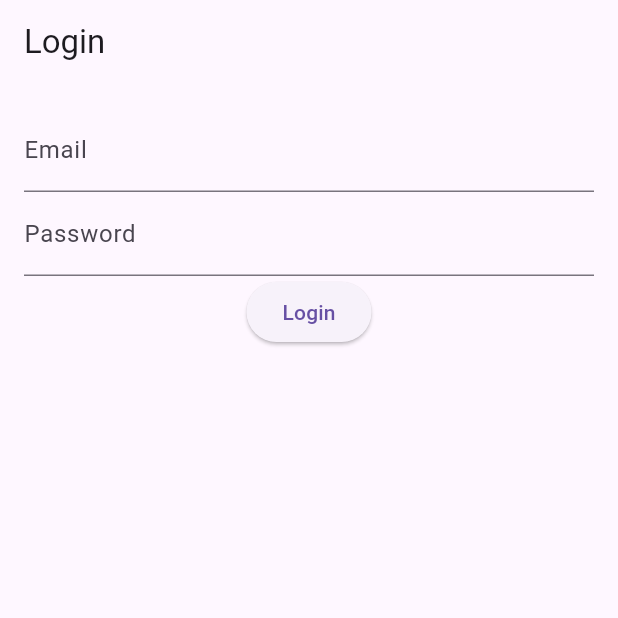
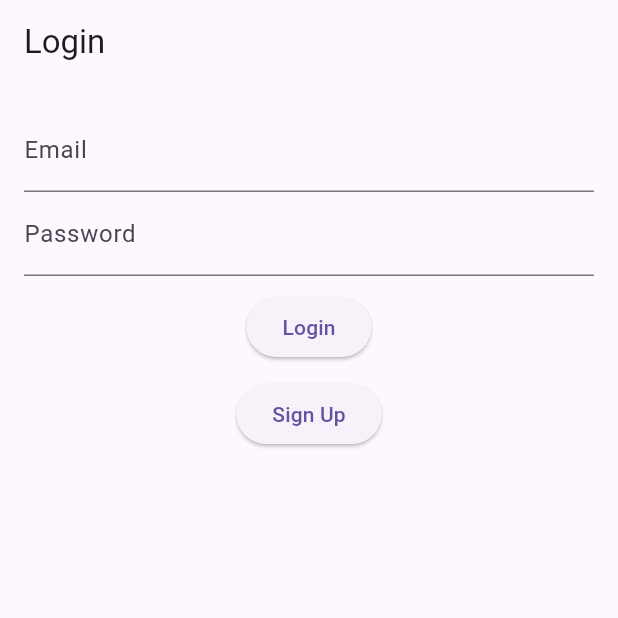
Before and after one commit to TempsLight/Flutter_Ui, a Flutter app: the screen it shows after launch, after a tap on "Login", on a phone screen of 412 x 824 dp, the top half of it. Run offline on Flutter 3.47's test engine with Material 3 defaults, Android fonts, the phone set to English and light mode, and no system bars; our stand-ins replace shared_preferences; network calls fail.

Commit message:
log in and Log out done

```diff
--- a/lib/pages/edit_page.dart
+++ b/lib/pages/edit_page.dart
@@ -50,13 +50,12 @@ class _EditPageState extends State<EditPage> {
               onPressed: () async {
                 try {
                   final response = await http.put(
-                    Uri.parse('http://192.168.31.24/api/users/edit/${widget.user['id']}'),
+                    Uri.parse('http://192.168.31.97/api/users/edit/${widget.user['id']}'),
                     body: {
                       'name': _nameController.text,
                       'email': _emailController.text,
                     },
                   );
-
                   if (response.statusCode == 200) {
                     setState(() {
                       widget.user['name'] = _nameController.text;
--- a/lib/pages/login_page.dart
+++ b/lib/pages/login_page.dart
@@ -1,7 +1,10 @@
+import 'package:final_project/pages/add_page.dart';
 import 'package:final_project/pages/home.dart';
 import 'package:flutter/material.dart';
 import 'package:http/http.dart' as http;
 import 'dart:convert';
+
+import 'package:shared_preferences/shared_preferences.dart';
 
 class LoginPage extends StatelessWidget {
   final TextEditingController _emailController = TextEditingController();
@@ -31,9 +34,26 @@ class LoginPage extends StatelessWidget {
               ),
               obscureText: true,
             ),
+            const SizedBox(
+              height: 10,
+            ),
             ElevatedButton(
               onPressed: () => login(context),
               child: const Text('Login'),
+            ),
+            const SizedBox(
+              height: 10,
+            ),
+            ElevatedButton(
+              onPressed: () {
+                Navigator.push(
+                  context,
+                  MaterialPageRoute(
+                    builder: (context) => RegisterPage(),
+                  ),
+                );
+              },
+              child: Text('Sign Up'),
             ),
           ],
         ),
@@ -45,7 +65,7 @@ class LoginPage extends StatelessWidget {
     final email = _emailController.text;
     final password = _passwordController.text;
 
-    const url = 'http://192.168.31.24/api/users/login';
+    const url = 'http://192.168.31.97/api/users/login';
     final response = await http.post(
       Uri.parse(url),
       body: jsonEncode({'email': email, 'password': password}),
@@ -53,7 +73,22 @@ class LoginPage extends StatelessWidget {
     );
 
     if (response.statusCode == 200) {
+      // Decode the response body
+      final responseData = jsonDecode(response.body);
+      print('Response data: $responseData');
       // Handle successful login here
+      SharedPreferences prefs = await SharedPreferences.getInstance();
+      if (responseData['id'] != null) {
+        await prefs.setInt('id', responseData['user']['id']);
+      } else {
+        print('ID is null');
+      }
+      await prefs.setString('token', responseData['token']);
+      print({responseData['token']});
+      ScaffoldMessenger.of(context).showSnackBar(
+        const SnackBar(content: Text('Login successful')),
+      );
+
       Navigator.pushReplacement(
         context,
         MaterialPageRoute(builder: (context) => HomePage()),
--- a/pubspec.yaml
+++ b/pubspec.yaml
@@ -36,6 +36,7 @@ dependencies:
   # Use with the CupertinoIcons class for iOS style icons.
   cupertino_icons: ^1.0.2
   http: ^1.1.2
+  shared_preferences: ^2.2.2
 
 dev_dependencies:
   flutter_test:
```
Also changed, not shown: lib/pages/add_page.dart (+10 -1 lines), lib/pages/home.dart (+41 -1 lines), pubspec.lock, 1 other file.
